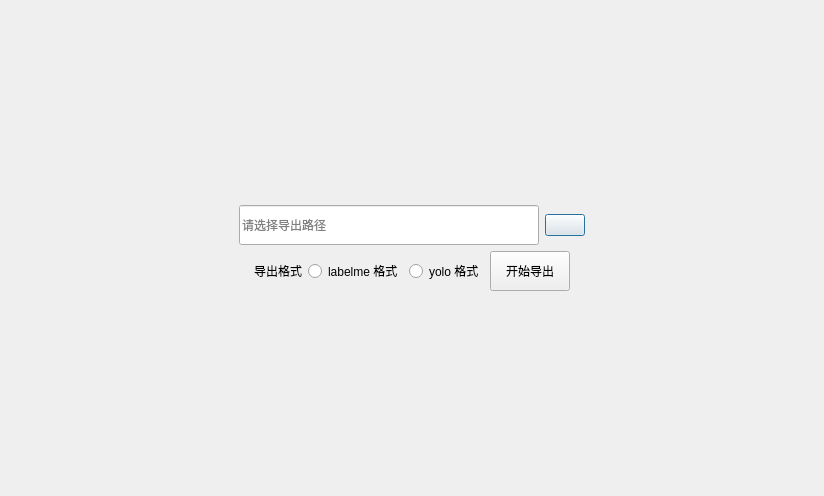
The window that ui/export_data.ui (pythondever/easy_trainer) describes before a commit, drawn with Qt 5.
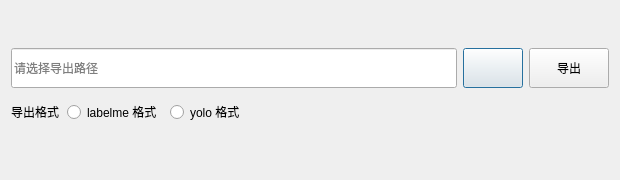
The same window after the commit. Icons and pictures are not drawn.

Commit message: 优化导入导出效果

What changed in the file:
```diff
--- a/ui/export_data.ui
+++ b/ui/export_data.ui
@@ -6,8 +6,8 @@
    <rect>
     <x>0</x>
     <y>0</y>
-    <width>824</width>
-    <height>496</height>
+    <width>620</width>
+    <height>180</height>
    </rect>
   </property>
   <property name="windowTitle">
@@ -16,21 +16,14 @@
   <layout class="QGridLayout" name="gridLayout">
    <item row="0" column="0">
     <layout class="QVBoxLayout" name="verticalLayout">
+     <property name="spacing">
+      <number>4</number>
+     </property>
      <item>
       <layout class="QHBoxLayout" name="horizontalLayout_2">
-       <item>
-        <spacer name="horizontalSpacer_3">
-         <property name="orientation">
-          <enum>Qt::Horizontal</enum>
-         </property>
-         <property name="sizeHint" stdset="0">
-          <size>
-           <width>40</width>
-           <height>20</height>
-          </size>
-         </property>
-        </spacer>
-       </item>
+       <property name="spacing">
+        <number>6</number>
+       </property>
        <item>
         <widget class="QLineEdit" name="export_path_txt">
          <property name="minimumSize">
@@ -46,6 +39,12 @@
        </item>
        <item>
         <widget class="QPushButton" name="select_path_btn">
+         <property name="minimumSize">
+          <size>
+           <width>60</width>
+           <height>40</height>
+          </size>
+         </property>
          <property name="text">
           <string/>
          </property>
@@ -62,44 +61,49 @@
         </widget>
        </item>
        <item>
-        <spacer name="horizontalSpacer_4">
-         <property name="orientation">
-          <enum>Qt::Horizontal</enum>
-         </property>
-         <property name="sizeHint" stdset="0">
+        <widget class="QPushButton" name="do_export_btn">
+         <property name="minimumSize">
           <size>
-           <width>40</width>
-           <height>20</height>
+           <width>60</width>
+           <height>40</height>
           </size>
          </property>
-        </spacer>
+         <property name="text">
+          <string>导出</string>
+         </property>
+        </widget>
        </item>
       </layout>
      </item>
      <item>
       <layout class="QHBoxLayout" name="horizontalLayout">
-       <item>
-        <spacer name="horizontalSpacer_2">
-         <property name="orientation">
-          <enum>Qt::Horizontal</enum>
-         </property>
-         <property name="sizeHint" stdset="0">
-          <size>
-           <width>40</width>
-           <height>20</height>
-          </size>
-         </property>
-        </spacer>
-       </item>
+       <property name="spacing">
+        <number>8</number>
+       </property>
        <item>
         <widget class="QLabel" name="exp_label">
+         <property name="minimumSize">
+          <size>
+           <width>0</width>
+           <height>40</height>
+          </size>
+         </property>
          <property name="text">
           <string>导出格式</string>
          </property>
+         <property name="alignment">
+          <set>Qt::AlignmentFlag::AlignVCenter</set>
+         </property>
         </widget>
        </item>
        <item>
         <widget class="QRadioButton" name="exp_labelme_fmt">
+         <property name="minimumSize">
+          <size>
+           <width>0</width>
+           <height>40</height>
+          </size>
+         </property>
          <property name="text">
           <string>labelme 格式</string>
          </property>
@@ -107,24 +111,17 @@
        </item>
        <item>
         <widget class="QRadioButton" name="exp_yolo_fmt">
+         <property name="minimumSize">
+          <size>
+           <width>0</width>
+           <height>40</height>
+          </size>
+         </property>
          <property name="text">
           <string>yolo 格式</string>
          </property>
         </widget>
        </item>
-       <item>
-        <widget class="QPushButton" name="do_export_btn">
-         <property name="minimumSize">
-          <size>
-           <width>0</width>
-           <height>40</height>
-          </size>
-         </property>
-         <property name="text">
-          <string>开始导出</string>
-         </property>
-        </widget>
-       </item>
        <item>
         <spacer name="horizontalSpacer">
          <property name="orientation">
```
Left out of the diff: 6 changed lines with no effect on the pictures. The commit also changes 4 other files.
